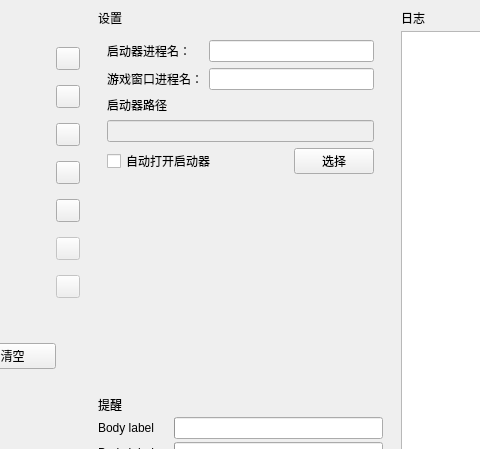
First picture: the form in app/ui/home_interface.ui, repository LaoZhuJackson/SnowbreakAutoAssistant, before the edit; both pictures show x 215 to 695 and y 0 to 449 of the 911 by 673 pixel window.
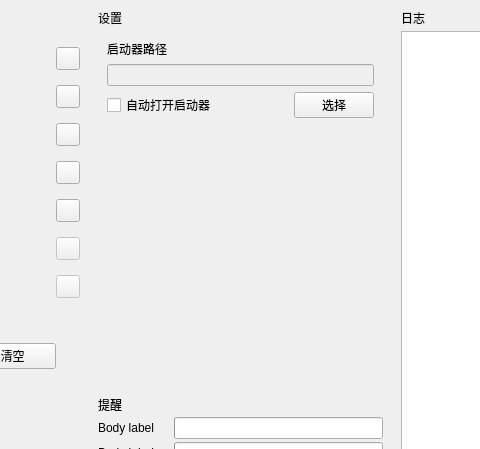
Second picture: the form after the edit. The open tabs and pages were chosen to show the change. Custom widgets are drawn as their Qt base class.

Commit message: 删去启动器启动功能

```diff
--- a/app/ui/home_interface.ui
+++ b/app/ui/home_interface.ui
@@ -408,39 +408,15 @@
             <number>4</number>
         </property>
            <widget class="QWidget" name="page_5">
-               <layout class="QGridLayout" name="gridLayout_12" columnstretch="1,1,1">
-                   <item row="0" column="1" colspan="2">
-                       <widget class="LineEdit" name="LineEdit_starter_name"/>
-                   </item>
-                   <item row="4" column="0" colspan="2">
-                       <widget class="CheckBox" name="CheckBox_auto_open_starter">
-                           <property name="text">
-                               <string>自动打开启动器</string>
-                           </property>
-                       </widget>
-                   </item>
-                   <item row="3" column="0" colspan="3">
-                       <widget class="LineEdit" name="LineEdit_starter_directory">
-                           <property name="enabled">
-                               <bool>false</bool>
-                           </property>
-                       </widget>
-                   </item>
-                   <item row="2" column="0" colspan="3">
+               <layout class="QGridLayout" name="gridLayout_12" columnstretch="1,0,0">
+                   <item row="0" column="0" colspan="3">
                        <widget class="StrongBodyLabel" name="StrongBodyLabel_4">
                            <property name="text">
                                <string>启动器路径</string>
                            </property>
                        </widget>
                    </item>
-                   <item row="4" column="2">
-                       <widget class="PushButton" name="PushButton_select_directory">
-                           <property name="text">
-                               <string>选择</string>
-                           </property>
-                       </widget>
-                   </item>
-                   <item row="6" column="0">
+                   <item row="4" column="0">
                        <spacer name="verticalSpacer_9">
                            <property name="orientation">
                                <enum>Qt::Vertical</enum>
@@ -453,13 +429,6 @@
                            </property>
                        </spacer>
                    </item>
-                   <item row="0" column="0">
-                       <widget class="BodyLabel" name="BodyLabel_2">
-                           <property name="text">
-                               <string>启动器进程名：</string>
-                           </property>
-                       </widget>
-                   </item>
                    <item row="5" column="0" colspan="3">
                        <widget class="BodyLabel" name="BodyLabel_enter_tip">
                            <property name="text">
@@ -468,17 +437,31 @@
                            <property name="textFormat">
                                <enum>Qt::MarkdownText</enum>
                            </property>
+                           <property name="wordWrap">
+                               <bool>true</bool>
+                           </property>
                        </widget>
                    </item>
-                   <item row="1" column="0">
-                       <widget class="BodyLabel" name="BodyLabel_9">
+                   <item row="2" column="0" colspan="2">
+                       <widget class="CheckBox" name="CheckBox_auto_open_starter">
                            <property name="text">
-                               <string>游戏窗口进程名：</string>
+                               <string>自动打开启动器</string>
                            </property>
                        </widget>
                    </item>
-                   <item row="1" column="1" colspan="2">
-                       <widget class="LineEdit" name="LineEdit_game_name"/>
+                   <item row="1" column="0" colspan="3">
+                       <widget class="LineEdit" name="LineEdit_starter_directory">
+                           <property name="enabled">
+                               <bool>false</bool>
+                           </property>
+                       </widget>
+                   </item>
+                   <item row="2" column="2">
+                       <widget class="PushButton" name="PushButton_select_directory">
+                           <property name="text">
+                               <string>选择</string>
+                           </property>
+                       </widget>
                    </item>
                </layout>
            </widget>
```
Left out of the diff: 4 changed lines with no effect on the pictures. The commit also changes 9 other files.
